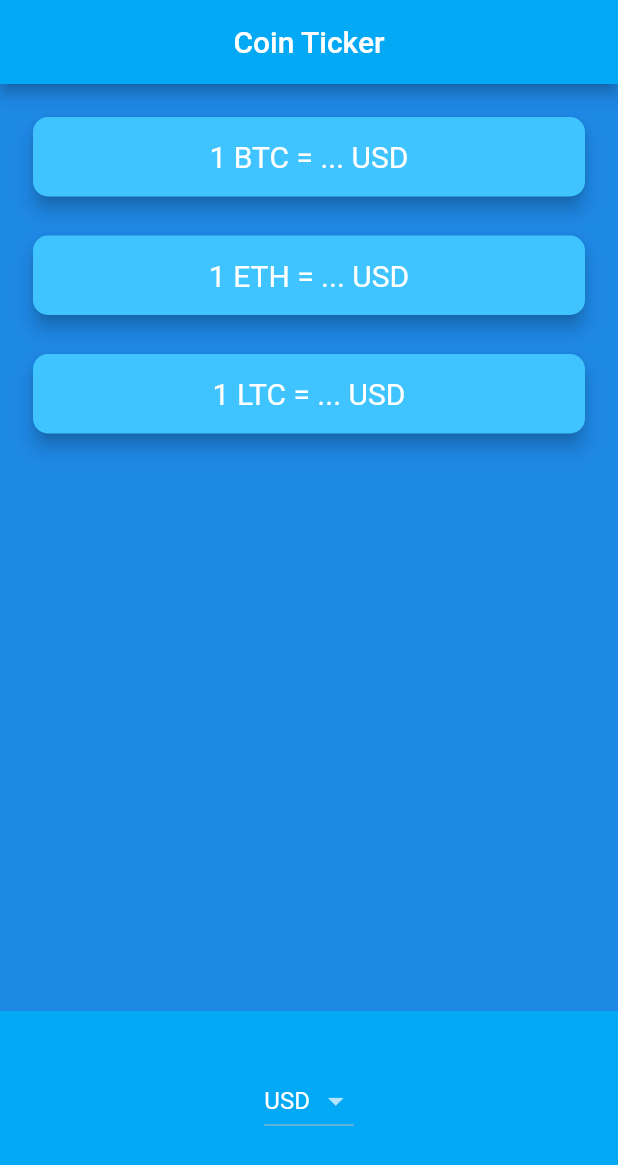
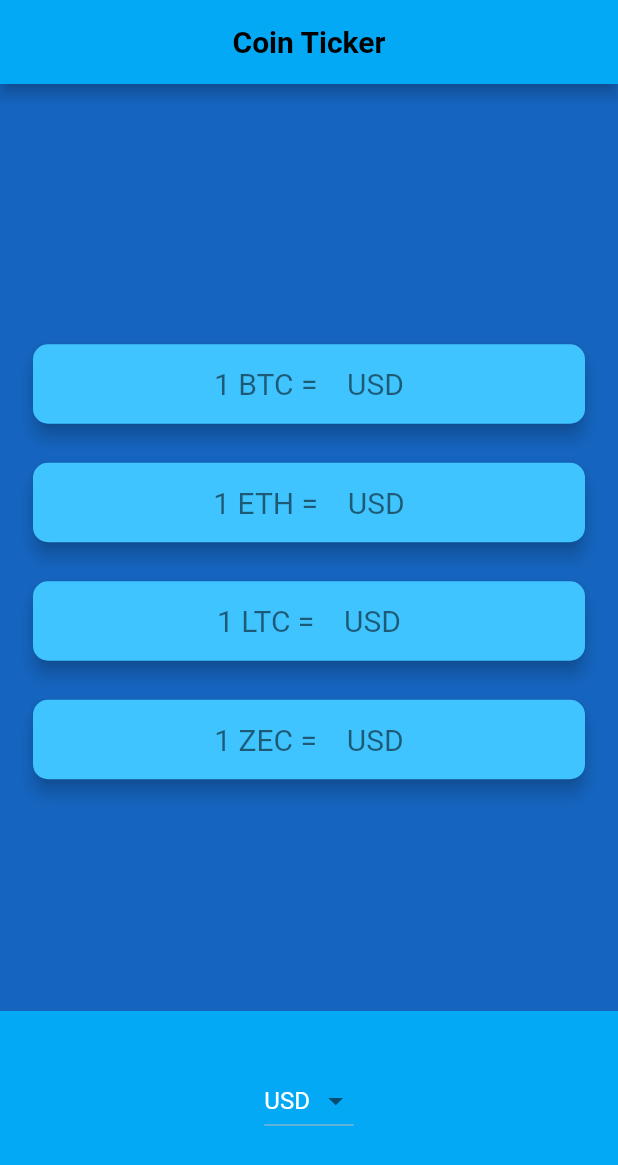
Before and after one commit to kk2211/bitcoin_ticker-flutter-, a Flutter app: the screen it shows after launch, on a phone screen of 412 x 824 dp. Shown: the top 1165 px of the screen. Run offline on Flutter 3.47's test engine with Material 2 defaults, Android fonts, the phone set to English and light mode, and no system bars; network calls fail.

```diff
--- a/lib/coin_data.dart
+++ b/lib/coin_data.dart
@@ -26,11 +26,7 @@ const List<String> currenciesList = [
   'ZAR'
 ];
 
-const List<String> cryptoList = [
-  'BTC',
-  'ETH',
-  'LTC',
-];
+const List<String> cryptoList = ['BTC', 'ETH', 'LTC', 'ZEC'];
 const apiUrl = "https://apiv2.bitcoinaverage.com/indices/global/ticker";
 
 //last
--- a/lib/main.dart
+++ b/lib/main.dart
@@ -9,7 +9,7 @@ class MyApp extends StatelessWidget {
     return MaterialApp(
       theme: ThemeData.dark().copyWith(
           primaryColor: Colors.lightBlue,
-          scaffoldBackgroundColor: Colors.blue[600]),
+          scaffoldBackgroundColor: Colors.blue[800]),
       home: PriceScreen(),
     );
   }
--- a/lib/price_screen.dart
+++ b/lib/price_screen.dart
@@ -40,6 +40,22 @@ class _PriceScreenState extends State<PriceScreen> {
     }
   }
 
+  Column makeCards() {
+    List<CryptoCard> cryptoCards = [];
+
+    for (String crypto in prefix0.cryptoList) {
+      cryptoCards.add(CryptoCard(
+        cryptoCurrency: crypto,
+        selectedCurrency: selectedCurrency,
+        value: isWaiting ? '  ' : Coinvalue[crypto],
+      ));
+    }
+    return Column(
+      crossAxisAlignment: CrossAxisAlignment.stretch,
+      children: cryptoCards,
+    );
+  }
+
   @override
   void initState() {
     // TODO: implement initState
@@ -52,40 +68,27 @@ class _PriceScreenState extends State<PriceScreen> {
     return Scaffold(
       appBar: AppBar(
         centerTitle: true,
-        title: Text('Coin Ticker'),
+        title: Text(
+          'Coin Ticker',
+          style: TextStyle(fontWeight: FontWeight.bold, color: Colors.black),
+        ),
       ),
       body: SafeArea(
         child: Column(
           mainAxisAlignment: MainAxisAlignment.spaceBetween,
           crossAxisAlignment: CrossAxisAlignment.stretch,
           children: <Widget>[
-            Column(
-              crossAxisAlignment: CrossAxisAlignment.stretch,
-              children: <Widget>[
-                CryptoCard(
-                  cryptoCurrency: 'BTC',
-                  //7. Finally, we use a ternary operator to check if we are waiting and if so, we'll display a '?' otherwise we'll show the actual price data.
-                  value: isWaiting ? '...' : Coinvalue['BTC'],
-                  selectedCurrency: selectedCurrency,
-                ),
-                CryptoCard(
-                  cryptoCurrency: 'ETH',
-                  value: isWaiting ? '...' : Coinvalue['ETH'],
-                  selectedCurrency: selectedCurrency,
-                ),
-                CryptoCard(
-                  cryptoCurrency: 'LTC',
-                  value: isWaiting ? '...' : Coinvalue['LTC'],
-                  selectedCurrency: selectedCurrency,
-                ),
-              ],
+            SizedBox(
+              height: 1,
             ),
+            makeCards(),
             Container(
               height: 150.0,
               alignment: Alignment.center,
               padding: EdgeInsets.only(bottom: 30.0),
               color: Colors.lightBlue,
               child: DropdownButton<String>(
+                iconEnabledColor: Colors.black54,
                 isDense: false,
                 value: selectedCurrency,
                 items: getDropdownItems(),
@@ -128,7 +131,7 @@ class CryptoCard extends StatelessWidget {
             textAlign: TextAlign.center,
             style: TextStyle(
               fontSize: 20.0,
-              color: Colors.white,
+              color: Colors.black54,
             ),
           ),
         ),
```
Also changed, not shown: 3 other files.
